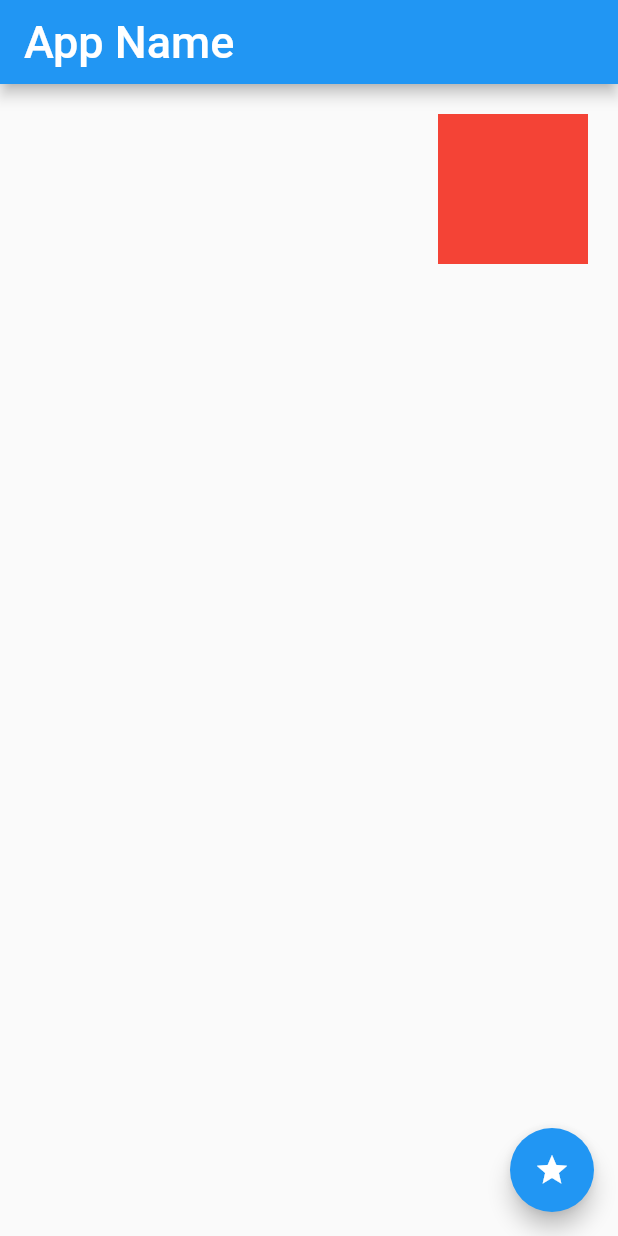
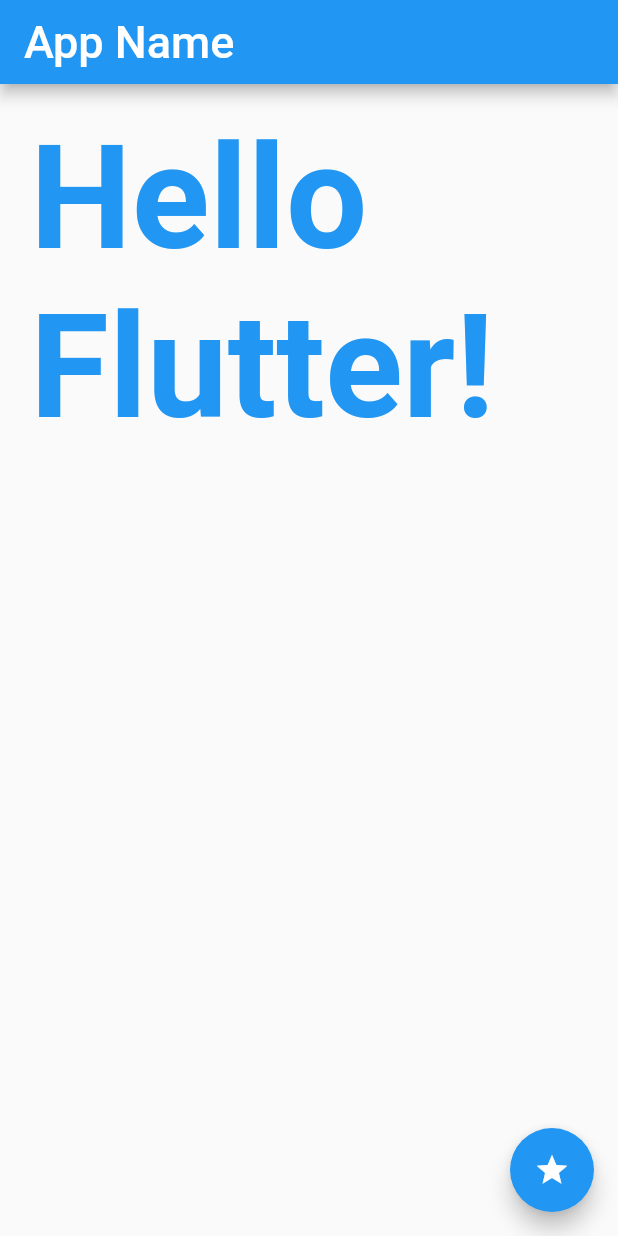
Before and after one commit to hirossk/flutter_app, a Flutter app: the screen it shows after launch, on a phone screen of 412 x 824 dp. Run offline on Flutter 3.47's test engine with Material 2 defaults, Android fonts, the phone set to English and light mode, and no system bars.

Commit message:
chapter5-15-1

```diff
--- a/lib/main.dart
+++ b/lib/main.dart
@@ -47,16 +47,13 @@ class _MyHomePageState extends State<MyHomePage> {
         padding: const EdgeInsets.all(20),
         child: Column(
           children: [
-            AnimatedAlign(
-              alignment: flg ? Alignment.topLeft : Alignment.topRight,
+            AnimatedDefaultTextStyle(
               duration: const Duration(seconds: 1),
-              // ignore: sort_child_properties_last
-              child: Container(
-                color: Colors.red,
-                width: 100,
-                height: 100,
-              ),
-              curve: Curves.linear,
+              style: TextStyle(
+                  fontSize: flg ? 48 : 96,
+                  fontWeight: FontWeight.bold,
+                  color: flg ? Colors.red : Colors.blue),
+              child: const Text("Hello Flutter!"),
             ),
           ],
         ),
```
